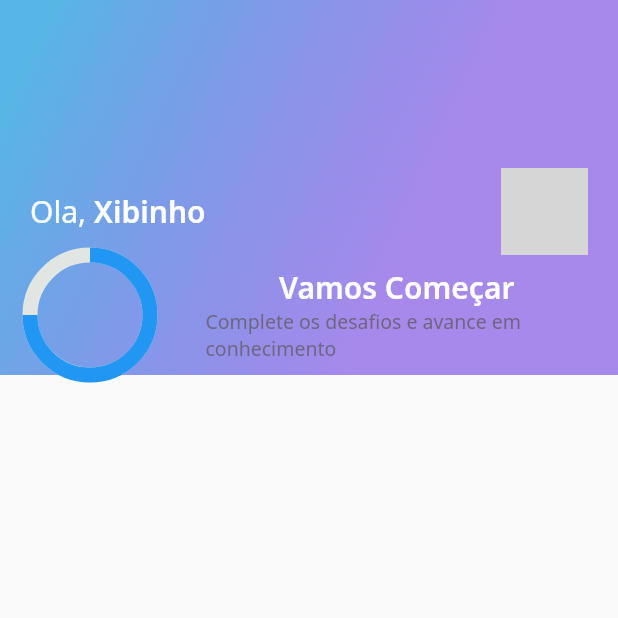
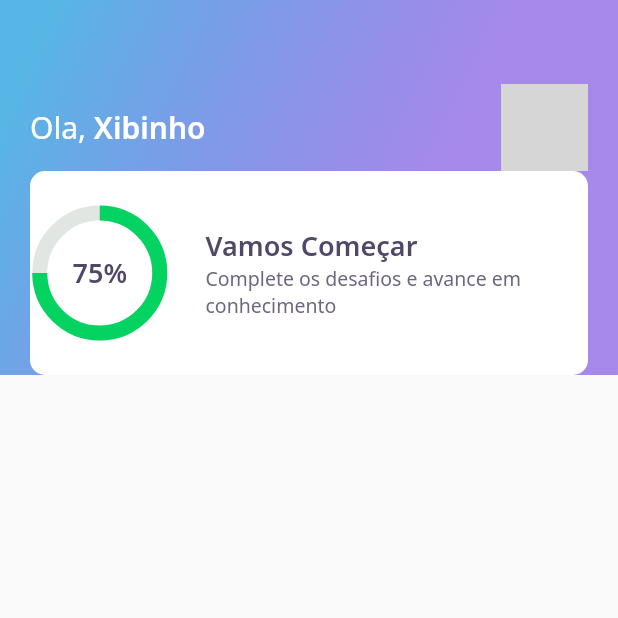
Before and after one commit to KevenAndrade/FlutterQuiz, a Flutter app: the screen it shows after launch, on a phone screen of 412 x 824 dp, the top half of it. Run offline on Flutter 3.47's test engine with Material 2 defaults, Android fonts, the light colour scheme and no system bars; our stand-ins replace google_fonts; network calls fail; grey boxes are pictures that could not be loaded.

Commit message:
score card

```diff
--- a/lib/home/widgets/chart.dart
+++ b/lib/home/widgets/chart.dart
@@ -1,5 +1,6 @@
 import 'package:flutter/material.dart';
 import 'package:flutterquiz/core/app_colors.dart';
+import 'package:flutterquiz/core/app_text_styles.dart';
 
 class Chart extends StatelessWidget {
   const Chart({Key? key}) : super(key: key);
@@ -10,15 +11,19 @@ class Chart extends StatelessWidget {
       width:80,
       child: Stack(
         children: [
-          Container(
+          Center(
+            child: Container(
               height:80,
               width:80,
               child: CircularProgressIndicator(
                 strokeWidth: 10,
                 value: .75,
-              backgroundColor: AppColors.chartSecondary
+                backgroundColor: AppColors.chartSecondary,
+                valueColor: AlwaysStoppedAnimation<Color>(AppColors.chartPrimary),
               )
-          )
+            ),
+          ),
+          Center(child: Text("75%",style: AppTextStyles.heading))
         ],
       )
     );
--- a/lib/home/widgets/score_card.dart
+++ b/lib/home/widgets/score_card.dart
@@ -3,31 +3,33 @@ import 'package:flutterquiz/core/app_text_styles.dart';
 import 'package:flutterquiz/home/widgets/chart.dart';
 
 class ScoreCard extends StatelessWidget {
-  const ScoreCard ({Key? key}) : super(key: key);
+  const ScoreCard({Key? key}) : super(key: key);
 
   @override
   Widget build(BuildContext context) {
     return Container(
+        height: 136,
+        decoration: BoxDecoration(
+            color: Colors.white, borderRadius: BorderRadius.circular(10)),
         child: Row(
+          crossAxisAlignment: CrossAxisAlignment.center,
           children: [
-          Expanded(
-            flex: 1,
-              child: Chart()
-          ),
+            Expanded(flex: 1, child: Chart()),
             Expanded(
               flex: 3,
               child: Padding(
                 padding: const EdgeInsets.only(left: 24),
                 child: Column(
+                    crossAxisAlignment: CrossAxisAlignment.start,
+                    mainAxisAlignment: MainAxisAlignment.center,
                     children: [
-                  Text("Vamos Começar", style: AppTextStyles.titleBold),
-                  Text("Complete os desafios e avance em conhecimento", style: AppTextStyles.body)
-                ]
-              ),
+                      Text("Vamos Começar", style: AppTextStyles.heading),
+                      Text("Complete os desafios e avance em conhecimento",
+                          style: AppTextStyles.body)
+                    ]),
               ),
             )
           ],
-      )
-    );
+        ));
   }
 }
```
Lines whose indentation alone changed are shown as unchanged.
